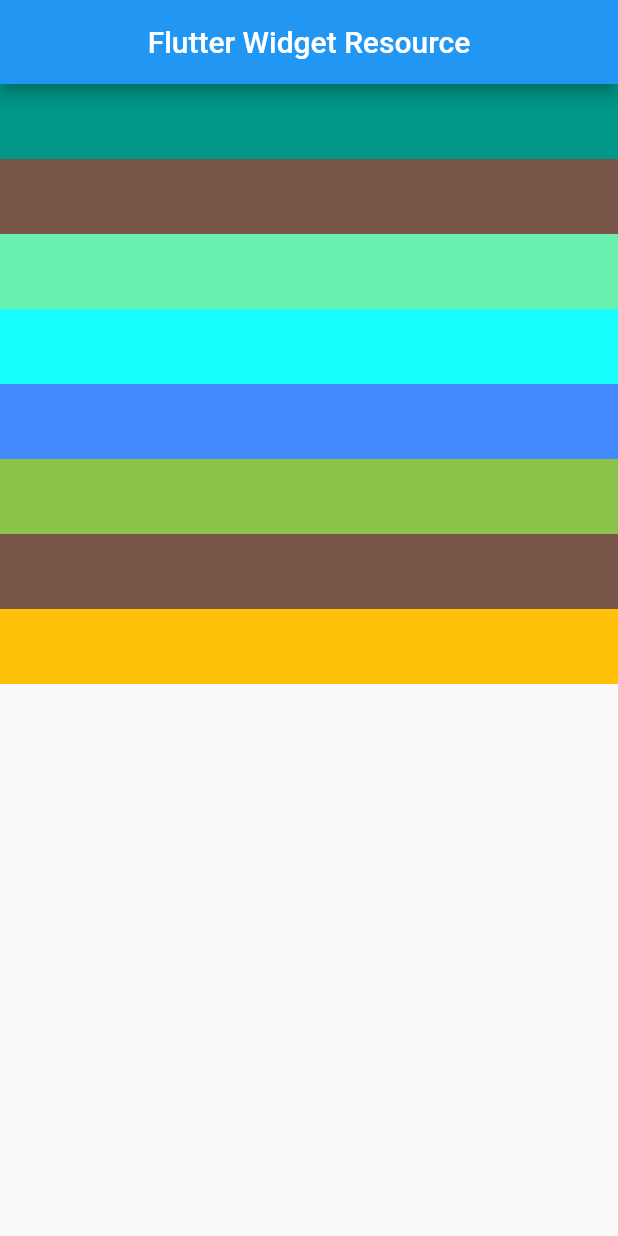
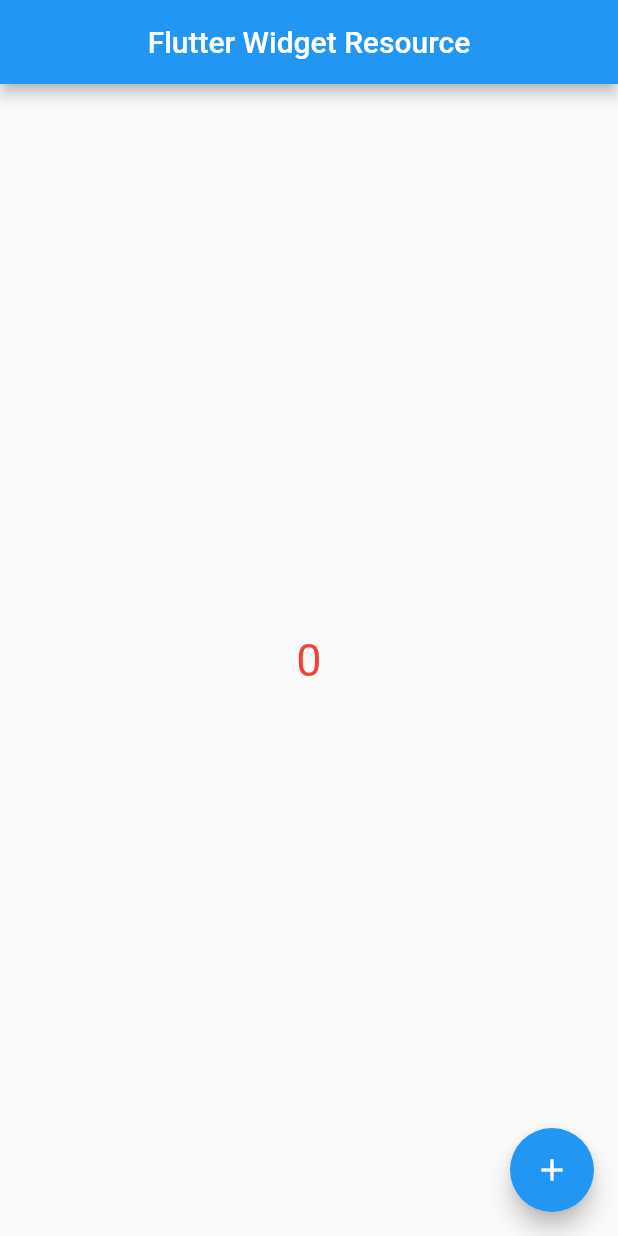
Before and after one commit to khalid063/Flutter-Widget-Resource, a Flutter app: the screen it shows after launch, on a phone screen of 412 x 824 dp. Run offline on Flutter 3.47's test engine with Material 2 defaults, Android fonts, the phone set to English and light mode, and no system bars; our stand-ins replace responsive_grid.

Commit message:
Counter App

```diff
--- a/lib/main.dart
+++ b/lib/main.dart
@@ -1,9 +1,8 @@
 import 'package:flutter/material.dart';
-import 'package:flutter_widget_resource/style.dart';
 import 'package:responsive_grid/responsive_grid.dart';
 
 void main() {
-  runApp(const MyApp());
+  runApp(MyApp());
 }
 
 class MyApp extends StatelessWidget {
@@ -28,81 +27,33 @@ class HomeScreen extends StatefulWidget {
 
 class _HomeScreenState extends State<HomeScreen> {
 
+  int countNumber = 0;
+
   @override
   Widget build(BuildContext context) {
-
-    //var width = MediaQuery.of(context).size.width;
-    // var height = MediaQuery.of(context).size.height;
-    // var orientation = MediaQuery.of(context).orientation;
-
     return Scaffold(
       appBar: AppBar(
         title: Text('Flutter Widget Resource'),
         centerTitle: true,
       ),
-      body: SingleChildScrollView(
-        scrollDirection: Axis.vertical,
-        child: ResponsiveGridRow(
-          children: [
-            ResponsiveGridCol(
-              //lg: 12,
-                xl:4, lg: 6, md:8, sm:9, xs:12,
-                child: Container(
-                  height: 50,           ///*** width dite hobe na...
-                  color: Colors.teal,
-                )
-            ),
-            ResponsiveGridCol(
-              xl:4, lg: 6, md:8, sm:9, xs:12,
-                child: Container(
-                  height: 50,           ///*** width dite hobe na...
-                  color: Colors.brown,
-                )
-            ),
-            ResponsiveGridCol(
-              xl:4, lg: 6, md:8, sm:9, xs:12,
-                child: Container(
-                  height: 50,           ///*** width dite hobe na...
-                  color: Colors.greenAccent,
-                )
-            ),
-            ResponsiveGridCol(
-                xl:4, lg: 6, md:8, sm:9, xs:12,
-                child: Container(
-                  height: 50,           ///*** width dite hobe na...
-                  color: Colors.cyanAccent,
-                )
-            ),
-            ResponsiveGridCol(
-                xl:4, lg: 6, md:8, sm:9, xs:12,
-                child: Container(
-                  height: 50,           ///*** width dite hobe na...
-                  color: Colors.blueAccent,
-                )
-            ),
-            ResponsiveGridCol(
-                xl:4, lg: 6, md:8, sm:9, xs:12,
-                child: Container(
-                  height: 50,           ///*** width dite hobe na...
-                  color: Colors.lightGreen,
-                )
-            ),
-            ResponsiveGridCol(
-                xl:4, lg: 6, md:8, sm:9, xs:12,
-                child: Container(
-                  height: 50,           ///*** width dite hobe na...
-                  color: Colors.brown,
-                )
-            ),
-            ResponsiveGridCol(
-                xl:4, lg: 6, md:8, sm:9, xs:12,
-                child: Container(
-                  height: 50,           ///*** width dite hobe na...
-                  color: Colors.amber,
-                )
-            ),
-          ],
+      body: Center(
+        child: Text(
+          countNumber.toString(),
+          style: TextStyle(
+            fontSize: 30,
+            color: Colors.red
+          ),
         ),
+      ),
+      floatingActionButton: FloatingActionButton(
+        child: Icon(Icons.add),
+        onPressed: (){
+
+          setState(() {
+            countNumber = countNumber + 1;
+          });
+            print("$countNumber");
+        },
       ),
     );
   }
--- a/lib/style.dart
+++ /dev/null
@@ -1,28 +0,0 @@
-
-
-import 'dart:ui';
-
-import 'package:flutter/material.dart';
-
-  TextStyle HeadLine(context){    /// *** we have to implement "context", only use as : TextStyle HeadLine(context)
-
-  var width = MediaQuery.of(context).size.width;
-  if(width <700){
-    /// Mobile
-    return TextStyle(
-      color: Colors.black,
-      fontSize: 34,
-    );
-  }
-  else{
-    /// Desktop / Web
-    return TextStyle(
-      color: Colors.red,
-      fontSize: 64,
-    );
-  }
-  // return TextStyle(
-  //   color: Colors.red,
-  //   fontSize: 34,
-  // );
-}
--- a/pubspec.yaml
+++ b/pubspec.yaml
@@ -36,6 +36,7 @@ dependencies:
   # Use with the CupertinoIcons class for iOS style icons.
   cupertino_icons: ^1.0.2
   responsive_grid: ^2.3.0
+  flutter_bootstrap: ^2.0.0
 
 dev_dependencies:
   flutter_test:
```
Also changed, not shown: pubspec.lock.
